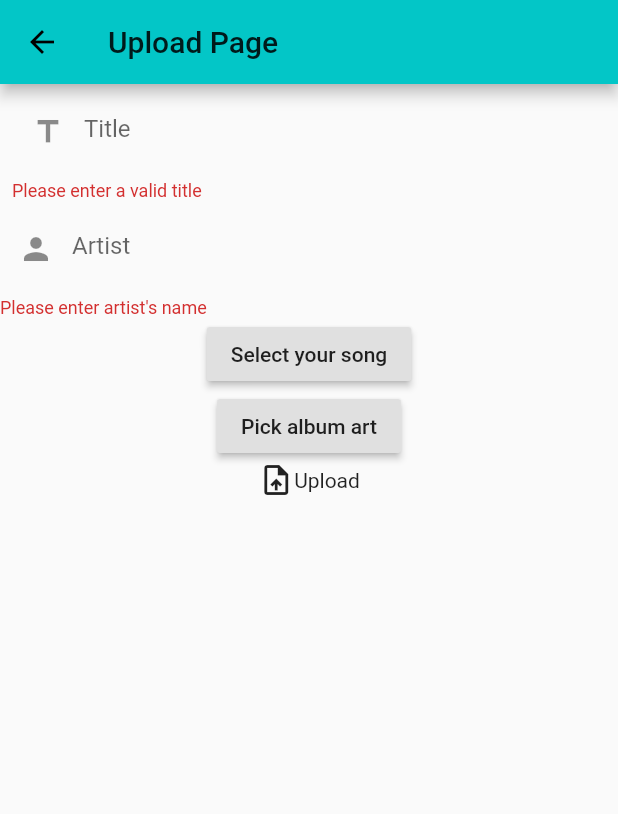
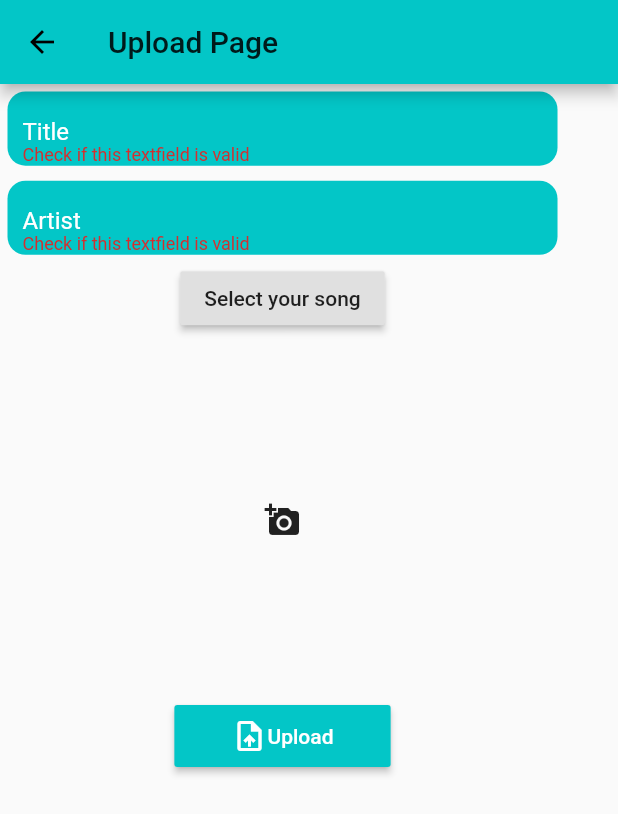
Before and after one commit to ankeet7x/suselimusicapp, a Flutter app: the UploadPage screen opened directly, after a tap on "Upload", on a phone screen of 412 x 824 dp. Shown: the top 814 px of the screen. Run offline on Flutter 3.47's test engine with Material 2 defaults, Android fonts, the phone set to English and light mode, and no system bars; our stand-ins replace audioplayers, cached_network_image, cloud_firestore, file_picker, firebase_auth, firebase_core and 5 more; missing offline and left inert: flutter_audio_query; accounts and stored records are empty.

Commit message:
Upload page UI updated

```diff
--- a/lib/materials/suselihome.dart
+++ b/lib/materials/suselihome.dart
@@ -117,7 +117,7 @@ class _HomeState extends State<Home> with SingleTickerProviderStateMixin {
                   netSong.netSongs.clear();
                   await netSong.fetchSongsFromInternet();
 
-                  Future.delayed(Duration(seconds: 2), () {
+                  Future.delayed(Duration(milliseconds: 100), () {
                     Navigator.push(context,
                         MaterialPageRoute(builder: (context) => BrowseSongs()));
                   });
--- a/lib/pages/albumspage.dart
+++ b/lib/pages/albumspage.dart
@@ -14,7 +14,7 @@ class _AlbumPageState extends State<AlbumPage> {
       builder: (context, songP, child) => ListView.builder(
         itemCount: songP.albums.length,
         itemBuilder: (context, index) => ListTile(
-          title: Text(songP.songs[index].album),
+          title: Text(songP.albums[index].numberOfSongs.toString()),
           onTap: () {
             // print(songP.albums.length);
             print(songP.albums[index].numberOfSongs);
--- a/lib/pages/artistspage.dart
+++ b/lib/pages/artistspage.dart
@@ -14,7 +14,7 @@ class _ArtistPageState extends State<ArtistPage> {
       builder: (context, songP, child) => ListView.builder(
         itemCount: songP.artists.length,
         itemBuilder: (context, index) => ListTile(
-          title: Text(songP.songs[index].artist),
+          title: Text(songP.artists[index].name),
           onTap: () {},
         ),
       ),
--- a/lib/pages/classifypage.dart
+++ b/lib/pages/classifypage.dart
@@ -29,9 +29,15 @@ class _ClassifierState extends State<Classifier> {
           RaisedButton(
             child: Text("Upload to server"),
             onPressed: (){
+
               genrePro.postSong(filePro.mp3.path);
             }
-          )
+          ),
+          Consumer<ApiHelper>(builder: (context, gen, child) {
+            return Container(
+              child: gen.genre == null ? Text('No') : Text(gen.genre),
+            );
+          },)
         ],
       )
 
--- a/lib/pages/uploadpage.dart
+++ b/lib/pages/uploadpage.dart
@@ -3,6 +3,7 @@ import 'package:flutter_spinkit/flutter_spinkit.dart';
 import 'package:provider/provider.dart';
 import 'package:suseli/provider/dbprovider.dart';
 import 'package:suseli/provider/netsongprovider.dart';
+import 'package:suseli/widgets/songuploadfields.dart';
 
 class UploadPage extends StatefulWidget {
   @override
@@ -26,93 +27,118 @@ class _UploadPageState extends State<UploadPage> {
   Widget build(BuildContext context) {
     final db = Provider.of<DbProvider>(context);
     final netP = Provider.of<NetSongProvider>(context);
+    final size = MediaQuery.of(context).size;
     return Scaffold(
         appBar: AppBar(
           title: Text("Upload Page"),
         ),
-        body: Stack(
-          children: [
+        body:
             Column(
               children: [
                 Form(
                   key: _formKey,
                   child: Column(
                     children: [
-                      Padding(
-                        padding: const EdgeInsets.all(8.0),
-                        child: TextFormField(
-                          controller: _titleController,
-                          validator: (val) => val.length < 3
-                              ? "Please enter a valid title"
-                              : null,
-                          decoration: InputDecoration(
-                              disabledBorder: InputBorder.none,
-                              focusedBorder: InputBorder.none,
-                              border: InputBorder.none,
-                              prefixIcon: Icon(Icons.title),
-                              hintText: "Title"),
+                      StyledTf(
+                        hintText: "Title",
+                        getController: _titleController,
+                        artistN: "Artist",
                       ),
-                      ),
-                      TextFormField(
-                        controller: _artistController,
-                        validator: (val) => val.length < 5
-                            ? "Please enter artist's name"
-                            : null,
-                        decoration: InputDecoration(
-                            disabledBorder: InputBorder.none,
-                            focusedBorder: InputBorder.none,
-                            border: InputBorder.none,
-                            prefixIcon: Icon(Icons.person),
-                            hintText: "Artist"),
+                      StyledTf(
+                        hintText: "Artist",
+                        getController: _artistController,
+                        artistN: "Artist",
                       ),
                     ],
                   ),
                 ),
-                RaisedButton(
-                  child: Text("Select your song"),
+                Consumer<DbProvider>(
+                  builder: (context, db, child) => Container(
+                    child: db.mp3 == null ? RaisedButton(
+                      child:  Text("Select your song"),
                       onPressed: () {
                         db.selectSong();
                         // pro.selectSong();
                       },
+                    ) : Text(db.mp3.uri.toString()),
                   ),
+                ),
+                // Consumer<DbProvider>(
+                //   builder: (context, db, child) {
+                //     if (db.mp3 == null) {
+                //       return Container();
+                //     } else {
+                //       return Text(db.mp3.toString());
+                //     }
+                //   },
+                // ),
+
                 Consumer<DbProvider>(
-                  builder: (context, db, child) {
-                    if (db.mp3 == null) {
-                      return Container();
-                    } else {
-                      return Text(db.mp3.toString());
-                    }
-                  },
-                ),
-                RaisedButton(
-                  child: Text("Pick album art"),
+                  builder: (context, db, child) => Container(
+                    height: size.height * 0.3,
+                    width: size.width * 0.8,
+                    child: GestureDetector(
+                      child: ClipRRect(
+                        borderRadius: BorderRadius.circular(25),
+                        child: db.albumArt == null
+                            ? Center(
+                                child: IconButton(
+                                icon: Icon(Icons.add_a_photo),
                                 onPressed: () {
                                   db.getAlbumArt();
                                 },
+                              ))
+                            : Image.file(
+                                db.albumArt,
+                                fit: BoxFit.cover,
                               ),
-                Consumer<DbProvider>(builder: (context, db, child) {
-                  if (db.albumArt == null) {
-                    return Container();
-                  } else {
-                    return Text(db.albumArt.toString());
-                  }
-                }),
+                      ),
+                    ),
+                  ),
+                ),
+
                 Consumer<DbProvider>(
                   builder: (context, db, child) {
                     switch (db.upStatus) {
                       case UploadingStatus.Uploading:
-                        return Text("");
+                        return Container(
+                          height: size.height * 0.05,
+                          width: size.width * 0.35,
+                          color: Color(0xFF03C6C7),
+                          child: Center(
+                            child:
+                              SpinKitThreeBounce(color: Colors.white, size: 25,)
+
+
+                          ),
+                        );
                         break;
                       case UploadingStatus.Uploaded:
-                        return Text("Uploaded");
+                        return Container(
+                          height: size.height * 0.05,
+                          width: size.width * 0.35,
+                          color: Color(0xFF03C6C7),
+                          child: Row(
+                            children: [
+                              Icon(Icons.check),
+                              Text("Uploaded")
+                            ],
+                          ),
+                        );
                         break;
                       case UploadingStatus.Pop:
                         Navigator.pop(context);
                         break;
                       case UploadingStatus.Free:
-                        return InkWell(
-                            splashColor: Colors.cyan,
-                            onTap: () async {
+                        return Container(
+                          height: size.height * 0.05,
+                          width: size.width * 0.35,
+
+                          child: RaisedButton(
+
+                            color: Color(0xFF03C6C7),
+
+                              onPressed: () async {
                                 try {
                                   if (_formKey.currentState.validate()) {
                                     _formKey.currentState.save();
@@ -135,10 +161,13 @@ class _UploadPageState extends State<UploadPage> {
                               child: Row(
                                 mainAxisAlignment: MainAxisAlignment.center,
                                 children: [
-                                Icon(Icons.upload_file),
-                                Text("Upload")
+                                  Icon(Icons.upload_file, color: Colors.white,),
+                                  Text("Upload", style: TextStyle(
+                                    color: Colors.white
+                                  ),)
                                 ],
-                            ));
+                              )),
+                        );
                     }
                   },
                 ),
@@ -168,23 +197,23 @@ class _UploadPageState extends State<UploadPage> {
                 // },)
               ],
             ),
-            Consumer<DbProvider>(builder: (context, db, child) {
-              switch (db.upStatus) {
-                case UploadingStatus.Uploading:
-                  return SpinKitPouringHourglass(color: Color(0xFF03C6C7));
-                  break;
-                case UploadingStatus.Uploaded:
-                  return Text("Your song has been uploaded");
-                  break;
-                case UploadingStatus.Pop:
-                  return Container();
-                  break;
-                case UploadingStatus.Free:
-                  return Container();
-                  break;
-              }
-            })
-          ],
-        ));
+            // Consumer<DbProvider>(builder: (context, db, child) {
+            //   switch (db.upStatus) {
+            //     case UploadingStatus.Uploading:
+            //       return SpinKitPouringHourglass(color: Color(0xFF03C6C7));
+            //       break;
+            //     case UploadingStatus.Uploaded:
+            //       return Text("Your song has been uploaded");
+            //       break;
+            //     case UploadingStatus.Pop:
+            //       return Container();
+            //       break;
+            //     case UploadingStatus.Free:
+            //       return Container();
+            //       break;
+            //   }
+            // })
+
+        );
   }
 }
--- a/lib/provider/apiprovider.dart
+++ b/lib/provider/apiprovider.dart
@@ -20,6 +20,8 @@ class ApiHelper extends ChangeNotifier {
       response.stream.transform(utf8.decoder).listen((event) {
         var data = jsonDecode(event);
         print(data['genre']);
+        genre = data['genre'];
+        notifyListeners();
       });
       // print(response.stream)
 
--- a/lib/provider/dbprovider.dart
+++ b/lib/provider/dbprovider.dart
@@ -184,7 +184,7 @@ class DbProvider extends ChangeNotifier {
           notifyListeners();
           Map<String, dynamic> artistData = {
             'profileImg': profileImgUrl,
-            'coverImg': downUrl,
+            'coverImg': coverImgUrl,
             'name': name,
             'bio': bio,
             'username': username
--- /dev/null
+++ b/lib/widgets/songuploadfields.dart
@@ -0,0 +1,40 @@
+import 'package:flutter/material.dart';
+
+class StyledTf extends StatelessWidget {
+  final TextEditingController getController;
+  final String hintText;
+  final String artistN;
+  // final TextEditingController _
+  StyledTf({this.getController, this.hintText, this.artistN});
+
+  @override
+  Widget build(BuildContext context) {
+    final size = MediaQuery.of(context).size;
+    return Padding(
+      padding: const EdgeInsets.all(5.0),
+      child: Container(
+        height: size.height * 0.06,
+        width: size.width * 0.89,
+        // color: Colors.blue,
+        decoration: BoxDecoration(
+            color: Color(0xFF03C6C7), borderRadius: BorderRadius.circular(12)),
+        child: TextFormField(
+          controller: getController,
+          validator: (val) =>
+              val.length < 3 ? "Check if this textfield is valid" : null,
+          decoration: InputDecoration(
+              disabledBorder: InputBorder.none,
+              focusedBorder: InputBorder.none,
+              border: InputBorder.none,
+              // prefixIcon: Icon(Icons.title),
+              hintStyle: TextStyle(color: Colors.white),
+              counterStyle: TextStyle(color: Colors.blue),
+              helperStyle: TextStyle(color: Colors.blue),
+              prefixStyle: TextStyle(color: Colors.blue),
+              contentPadding: EdgeInsets.fromLTRB(10, 6, 0, 0),
+              hintText: hintText),
+        ),
+      ),
+    );
+  }
+}
```
Also changed, not shown: lib/widgets/albumartpick.dart (added, +16 -0 lines). Lines whose indentation alone changed are shown as unchanged.
